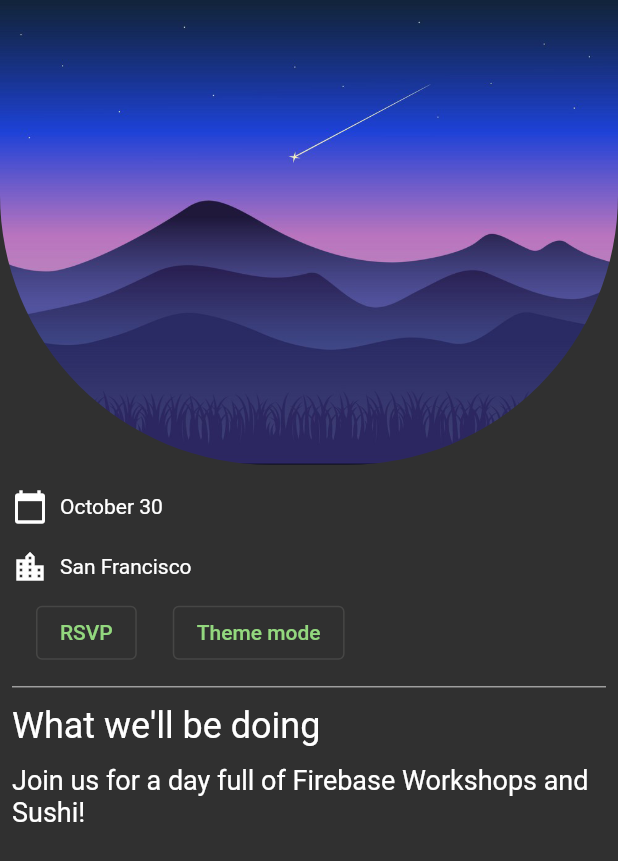
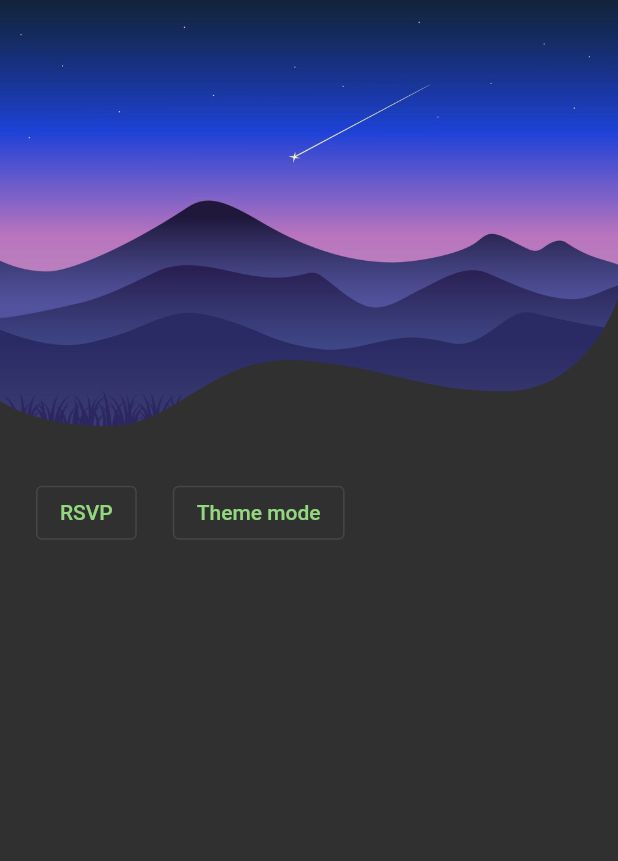
Before and after one commit to AlejandroCisnero/ChatApp, a Flutter app: the screen it shows after launch, after a tap on "Theme mode", on a phone screen of 412 x 824 dp. Shown: the top 861 px of the screen. Run offline on Flutter 3.47's test engine with Material 2 defaults, Android fonts, the phone set to English and light mode, and no system bars; our stand-ins replace cloud_firestore, firebase_auth, firebase_core, get; accounts and stored records are empty.

Commit message:
Before get at INETER

```diff
--- a/lib/Providers/authentication.dart
+++ b/lib/Providers/authentication.dart
@@ -63,11 +63,11 @@ class Authentication extends StatelessWidget {
               padding: const EdgeInsets.only(left: 24, bottom: 8),
               child: StyledButton(
                 onPressed: () {
-                  Get.isDarkMode
-                      ? Get.changeTheme(
-                          ThemeData(colorScheme: lightColorScheme))
-                      : Get.changeTheme(
-                          ThemeData(colorScheme: darkColorScheme));
+                  if (Get.isDarkMode) {
+                    Get.changeTheme(ThemeData(colorScheme: lightColorScheme));
+                  } else {
+                    Get.changeTheme(ThemeData(colorScheme: darkColorScheme));
+                  }
                 },
                 child: 'Theme mode',
               ),
--- a/lib/Screens/auth_screen.dart
+++ b/lib/Screens/auth_screen.dart
@@ -6,25 +6,24 @@ import '../Providers/authentication.dart';
 import '../Widgets/widgets.dart';
 import '../main.dart';
 
+import '../Widgets/loginImageClipper.dart';
+
 class AuthScreen extends StatelessWidget {
   const AuthScreen({Key? key}) : super(key: key);
 
   @override
   Widget build(BuildContext context) {
     return Scaffold(
-      body: ListView(
+      body: Column(
         children: <Widget>[
-          ClipRRect(
+          ClipPath(
+            clipper: LoginImageClipper(),
             child: Image.asset('assets/nightLoginBackGround.png'),
-            borderRadius: const BorderRadius.only(
-                bottomLeft: Radius.circular(180.0),
-                bottomRight: Radius.circular(180.0)),
+            // borderRadius: BorderRadius.only(
+            //     bottomLeft: Radius.circular(180.0),
+            //     bottomRight: Radius.circular(180.0)),
           ),
           const SizedBox(height: 8),
-          IconAndDetail(Icons.calendar_today, 'October 30',
-              Theme.of(context).colorScheme.onPrimary),
-          IconAndDetail(Icons.location_city, 'San Francisco',
-              Theme.of(context).colorScheme.onPrimary),
           // Add from here
           Consumer<ApplicationState>(
             builder: (context, appState, _) => Authentication(
@@ -38,18 +37,6 @@ class AuthScreen extends StatelessWidget {
               signOut: appState.signOut,
             ),
           ),
-          // to here
-          const Divider(
-            height: 8,
-            thickness: 1,
-            indent: 8,
-            endIndent: 8,
-            color: Colors.grey,
-          ),
-          const Header("What we'll be doing"),
-          const Paragraph(
-            'Join us for a day full of Firebase Workshops and Sushi!',
-          ),
         ],
       ),
     );
--- a/lib/Widgets/loginImageClipper.dart
+++ b/lib/Widgets/loginImageClipper.dart
@@ -3,13 +3,73 @@ import 'package:flutter/material.dart';
 class LoginImageClipper extends CustomClipper<Path> {
   @override
   Path getClip(Size size) {
-    // TODO: implement getClip
-    throw UnimplementedError();
+    Path path = Path();
+    final double _xScaling = size.width / 414;
+    final double _yScaling = size.height / 396;
+    path.lineTo(
+        -0.003999999999997783 * _xScaling, 341.78499999999997 * _yScaling);
+    path.cubicTo(
+      -0.003999999999997783 * _xScaling,
+      341.78499999999997 * _yScaling,
+      23.461000000000002 * _xScaling,
+      363.15099999999995 * _yScaling,
+      71.553 * _xScaling,
+      363.15099999999995 * _yScaling,
+    );
+    path.cubicTo(
+      119.645 * _xScaling,
+      363.15099999999995 * _yScaling,
+      142.21699999999998 * _xScaling,
+      300.186 * _yScaling,
+      203.29500000000002 * _xScaling,
+      307.21 * _yScaling,
+    );
+    path.cubicTo(
+      264.373 * _xScaling,
+      314.234 * _yScaling,
+      282.666 * _xScaling,
+      333.47299999999996 * _yScaling,
+      338.408 * _xScaling,
+      333.47299999999996 * _yScaling,
+    );
+    path.cubicTo(
+      394.15000000000003 * _xScaling,
+      333.47299999999996 * _yScaling,
+      413.99600000000004 * _xScaling,
+      254.199 * _yScaling,
+      413.99600000000004 * _xScaling,
+      254.199 * _yScaling,
+    );
+    path.cubicTo(
+      413.99600000000004 * _xScaling,
+      254.199 * _yScaling,
+      413.99600000000004 * _xScaling,
+      0 * _yScaling,
+      413.99600000000004 * _xScaling,
+      0 * _yScaling,
+    );
+    path.cubicTo(
+      413.99600000000004 * _xScaling,
+      0 * _yScaling,
+      -0.003999999999976467 * _xScaling,
+      0 * _yScaling,
+      -0.003999999999976467 * _xScaling,
+      0 * _yScaling,
+    );
+    path.cubicTo(
+      -0.003999999999976467 * _xScaling,
+      0 * _yScaling,
+      -0.003999999999997783 * _xScaling,
+      341.78499999999997 * _yScaling,
+      -0.003999999999997783 * _xScaling,
+      341.78499999999997 * _yScaling,
+    );
+    return path;
   }
 
   @override
   bool shouldReclip(covariant CustomClipper<Path> oldClipper) {
     // TODO: implement shouldReclip
-    throw UnimplementedError();
+    return true;
   }
 }
```
Also changed, not shown: 1 other file.
